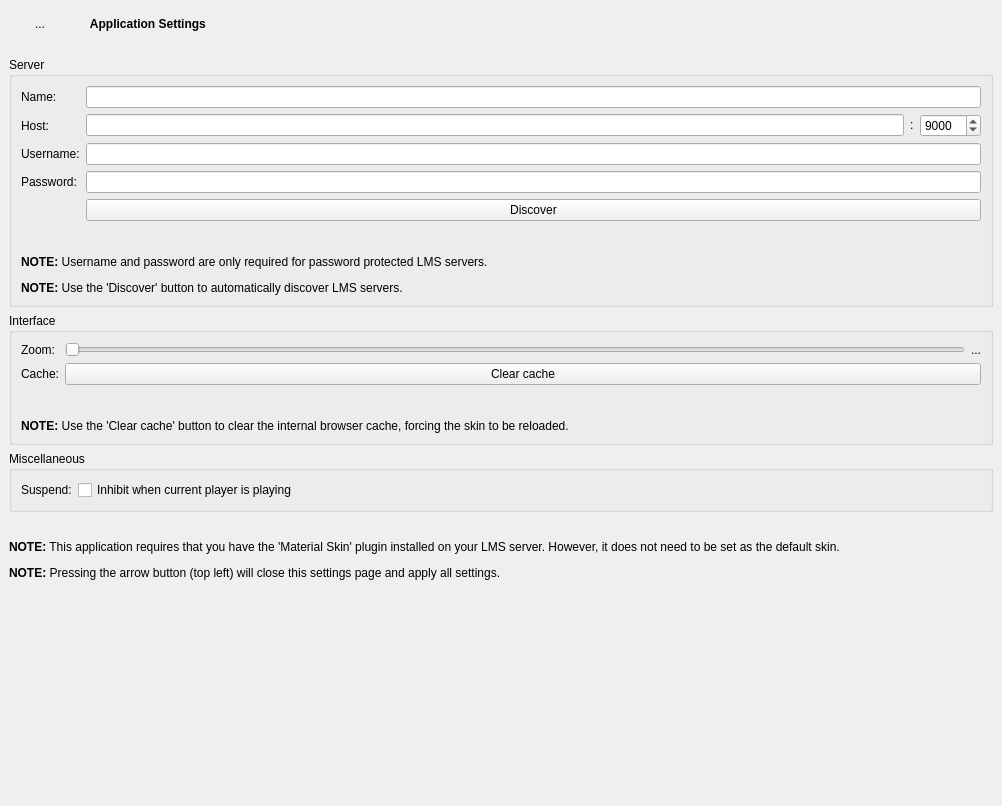
Old version of the form src/settingswidget.ui in the repository CDrummond/melodeon.
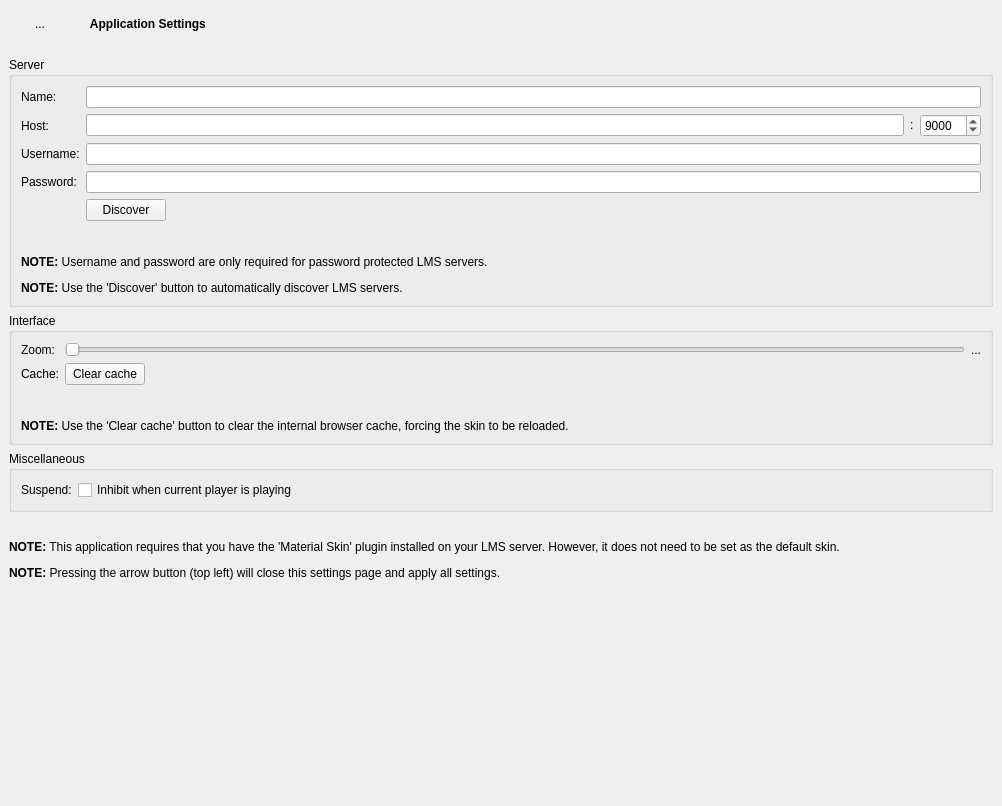
New version of the form.

Commit message: Work-around for running under GNOME

```diff
--- a/src/settingswidget.ui
+++ b/src/settingswidget.ui
@@ -238,6 +238,12 @@
             <property name="text">
              <string>Discover</string>
             </property>
+            <property name="sizePolicy">
+             <sizepolicy hsizetype="Maximum" vsizetype="Maximum">
+              <horstretch>0</horstretch>
+              <verstretch>0</verstretch>
+             </sizepolicy>
+            </property>
            </widget>
           </item>
           <item row="5" column="1">
@@ -333,6 +339,12 @@
             <property name="text">
              <string>Clear cache</string>
             </property>
+            <property name="sizePolicy">
+             <sizepolicy hsizetype="Maximum" vsizetype="Maximum">
+              <horstretch>0</horstretch>
+              <verstretch>0</verstretch>
+             </sizepolicy>
+            </property>
            </widget>
           </item>
           <item row="3" column="0" colspan="2">
```
The commit also changes 2 other files.
